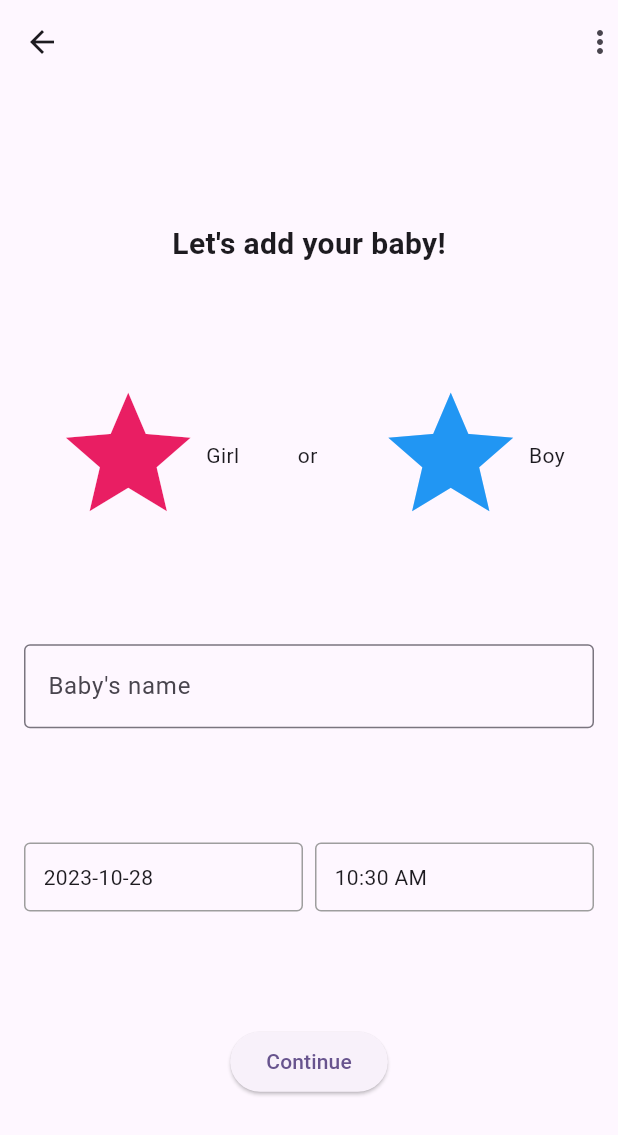
After one commit to CowryCode/BreastFirst, a Flutter app: the screen it shows after launch, after a tap on "Add_Baby2", on a phone screen of 412 x 824 dp. The commit adds this screen. Shown: the top 1135 px of the screen. Run offline on Flutter 3.47's test engine with Material 2 defaults, Android fonts, the phone set to English and light mode, and no system bars.

Commit message:
baby screen 2 added

```diff
--- a/lib/main.dart
+++ b/lib/main.dart
@@ -1,4 +1,5 @@
 import 'package:breastfirst/pages/addbaby_page1.dart';
+import 'package:breastfirst/pages/addbaby_page2.dart';
 import 'package:breastfirst/pages/login-screen.dart';
 import 'package:breastfirst/pages/remindaerpage.dart';
 import 'package:flutter/material.dart';
@@ -64,6 +65,8 @@ class _MyHomePageState extends State<MyHomePage> {
             _activityButton(Icons.bedtime, 'Sleep', Colors.red),
             _activityButton(Icons.baby_changing_station, 'Pumping', Colors.green),
             _activityButton(Icons.add, 'Other activity', Colors.yellow),
+            Wrap(
+              children: [
                 ElevatedButton(
                   child: Text('Login'),
                   onPressed: () {
@@ -71,16 +74,24 @@ class _MyHomePageState extends State<MyHomePage> {
                   },
                 ),
                 ElevatedButton(
-              child: Text('ReminderPage'),
+                  child: Text('Reminder'),
                   onPressed: () {
                     Navigator.push(context, MaterialPageRoute(builder: (context) => ReminderPage()),);
                   },
                 ),
                 ElevatedButton(
-              child: Text('Add_Baby_Page1'),
+                  child: Text('Add_Baby1'),
                   onPressed: () {
                     Navigator.push(context, MaterialPageRoute(builder: (context) => AddBabyPage()),);
                   },
+                ),
+                ElevatedButton(
+                  child: Text('Add_Baby2'),
+                  onPressed: () {
+                    Navigator.push(context, MaterialPageRoute(builder: (context) => AddBabyDetailsPage()),);
+                  },
+                ),
+              ],
             ),
           ],
         ),
--- /dev/null
+++ b/lib/pages/addbaby_page2.dart
@@ -0,0 +1,141 @@
+import 'package:flutter/material.dart';
+
+class AddBabyDetailsPage extends StatefulWidget {
+  @override
+  _AddBabyDetailsPageState createState() => _AddBabyDetailsPageState();
+}
+
+class _AddBabyDetailsPageState extends State<AddBabyDetailsPage> {
+  TextEditingController _nameController = TextEditingController();
+  late DateTime selectedDate = DateTime.now();
+  late TimeOfDay selectedTime = TimeOfDay.now();
+
+  @override
+  Widget build(BuildContext context) {
+    return Scaffold(
+      appBar: AppBar(
+        leading: IconButton(
+          icon: Icon(Icons.arrow_back),
+          onPressed: () {
+            // Handle back button press
+          },
+        ),
+        actions: [Icon(Icons.more_vert)],  // placeholder for the dots in the top right
+      ),
+      body: Padding(
+        padding: const EdgeInsets.all(16.0),
+        child: Column(
+          crossAxisAlignment: CrossAxisAlignment.center,
+          mainAxisAlignment: MainAxisAlignment.spaceEvenly,
+          children: [
+            Text(
+              "Let's add your baby!",
+              style: TextStyle(
+                fontSize: 20,
+                fontWeight: FontWeight.bold,
+              ),
+            ),
+            Row(
+              mainAxisAlignment: MainAxisAlignment.spaceAround,
+              children: [
+                InkWell(
+                    onTap: () {
+                      print('Button tapped!');
+                    },
+                    child: Row(
+                      mainAxisAlignment: MainAxisAlignment.center,
+                      children: <Widget>[
+                        Icon(Icons.star, color: Colors.pink, size: 100),
+                        SizedBox(width: 2),  // Add some spacing between the icon and the text
+                        Text('Girl'),
+                      ],
+                    ),
+                  ),
+                Text('or'),
+                InkWell(
+                  onTap: () {
+                    print('Button tapped!');
+                  },
+                  child: Row(
+                    mainAxisAlignment: MainAxisAlignment.center,
+                    children: <Widget>[
+                      Icon(Icons.star, color: Colors.blue, size: 100),
+                      SizedBox(width: 2),  // Add some spacing between the icon and the text
+                      Text('Boy'),
+                    ],
+                  ),
+                ),
+              ],
+            ),
+            TextField(
+              controller: _nameController,
+              decoration: InputDecoration(
+                labelText: "Baby's name",
+                border: OutlineInputBorder(),
+              ),
+            ),
+            Row(
+              children: [
+                Expanded(
+                  child: InkWell(
+                    onTap: () async {
+                      DateTime? date = await showDatePicker(
+                        context: context,
+                        initialDate: DateTime.now(),
+                        firstDate: DateTime(2000),
+                        lastDate: DateTime.now(),
+                      );
+                      if (date != null) {
+                        setState(() {
+                          selectedDate = date;
+                        });
+                      }
+                    },
+                    child: Container(
+                      padding: EdgeInsets.all(12),
+                      decoration: BoxDecoration(
+                        border: Border.all(color: Colors.grey),
+                        borderRadius: BorderRadius.circular(4),
+                      ),
+                      child: Text(selectedDate == null ? 'Date' : selectedDate.toLocal().toString().split(' ')[0]),
+                    ),
+                  ),
+                ),
+                SizedBox(width: 8),
+                Expanded(
+                  child: InkWell(
+                    onTap: () async {
+                      TimeOfDay? time = await showTimePicker(
+                        context: context,
+                        initialTime: TimeOfDay.now(),
+                      );
+                      if (time != null) {
+                        setState(() {
+                          selectedTime = time;
+                        });
+                      }
+                    },
+                    child: Container(
+                      padding: EdgeInsets.all(12),
+                      decoration: BoxDecoration(
+                        border: Border.all(color: Colors.grey),
+                        borderRadius: BorderRadius.circular(4),
+                      ),
+                      child: Text(selectedTime == null ? 'Time' : selectedTime.format(context)),
+                    ),
+                  ),
+                ),
+              ],
+            ),
+            ElevatedButton(
+              onPressed: () {
+                // Handle continue button press
+              },
+              child: Text('Continue'),
+            ),
+          ],
+        ),
+      ),
+    );
+  }
+}
```
Lines whose indentation alone changed are shown as unchanged.
